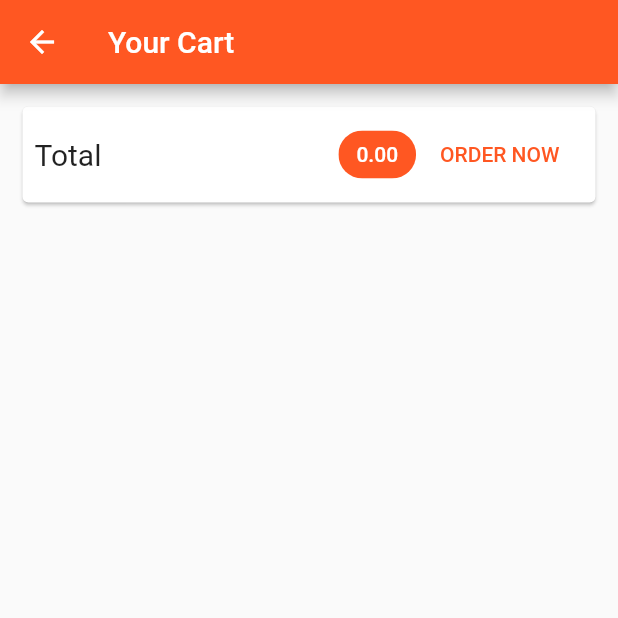
After one commit to TThishanth/EasyBuy, a Flutter app: the CartScreen screen opened by its route, on a phone screen of 412 x 824 dp, the top half of it. The commit adds this screen. Run offline on Flutter 3.47's test engine with Material 2 defaults, Android fonts, the phone set to English and light mode, and no system bars; our stand-ins replace cloud_firestore, firebase_auth, firebase_core, font_awesome_flutter, google_fonts, lottie; accounts and stored records are empty.

Commit message:
Fifth Commit

```diff
--- a/lib/providers/card_item_counter_provider.dart
+++ /dev/null
@@ -1,6 +0,0 @@
-import 'package:flutter/foundation.dart';
-
-class CartItemCounter extends ChangeNotifier {
-  int _counter = 1;
-  int get count => _counter;
-}
--- /dev/null
+++ b/lib/providers/card_provider.dart
@@ -0,0 +1,70 @@
+import 'package:flutter/foundation.dart';
+
+class CartItem {
+  final String id;
+  final String title;
+  final int quantity;
+  final double price;
+
+  CartItem({
+    @required this.id,
+    @required this.title,
+    @required this.quantity,
+    @required this.price,
+  });
+}
+
+class Cart with ChangeNotifier {
+  Map<String, CartItem> _items = {};
+
+  Map<String, CartItem> get items {
+    return {..._items};
+  }
+
+  void addItem(String productId, double price, String title) {
+    if (_items.containsKey(productId)) {
+      _items.update(
+        productId,
+        (existingCartItem) => CartItem(
+          id: existingCartItem.id,
+          title: existingCartItem.title,
+          price: existingCartItem.price,
+          quantity: existingCartItem.quantity + 1,
+        ),
+      );
+    } else {
+      _items.putIfAbsent(
+        productId,
+        () => CartItem(
+          id: DateTime.now().toString(),
+          title: title,
+          price: price,
+          quantity: 1,
+        ),
+      );
+    }
+    notifyListeners();
+  }
+
+  int get itemCount {
+    return _items.length;
+  }
+
+  double get totalAmount {
+    var total = 0.0;
+    _items.forEach((key, cartItem) {
+      total += cartItem.price * cartItem.quantity;
+    });
+    return total;
+  }
+
+  void removeItem(String productId) {
+    _items.remove(productId);
+    notifyListeners();
+  }
+
+  void clear() {
+    _items = {};
+    notifyListeners();
+  }
+}
--- /dev/null
+++ b/lib/providers/orders_provider.dart
@@ -0,0 +1,37 @@
+import 'package:eCommerce/providers/card_provider.dart';
+import 'package:flutter/foundation.dart';
+
+class OrderItem {
+  final String id;
+  final double amount;
+  final List<CartItem> products;
+  final DateTime dateTime;
+
+  OrderItem({
+    @required this.id,
+    @required this.amount,
+    @required this.products,
+    @required this.dateTime,
+  });
+}
+
+class Orders with ChangeNotifier {
+  List<OrderItem> _orders = [];
+
+  List<OrderItem> get orders {
+    return [..._orders];
+  }
+
+  void addOrder(List<CartItem> cartProducts, double total) {
+    _orders.insert(
+      0,
+      OrderItem(
+        id: DateTime.now().toString(),
+        amount: total,
+        dateTime: DateTime.now(),
+        products: cartProducts,
+      ),
+    );
+    notifyListeners();
+  }
+}
--- /dev/null
+++ b/lib/screens/user/cart_screen.dart
@@ -0,0 +1,77 @@
+import 'package:eCommerce/providers/card_provider.dart';
+import 'package:eCommerce/providers/orders_provider.dart';
+import 'package:eCommerce/widgets/cart_item_widget.dart';
+import 'package:flutter/material.dart';
+import 'package:provider/provider.dart';
+
+class CartScreen extends StatelessWidget {
+  static const routeName = '/cart';
+  @override
+  Widget build(BuildContext context) {
+    final cart = Provider.of<Cart>(context);
+    return SafeArea(
+      child: Scaffold(
+        appBar: AppBar(
+          title: Text('Your Cart'),
+        ),
+        body: Column(
+          children: [
+            Card(
+              margin: EdgeInsets.all(15.0),
+              child: Padding(
+                padding: const EdgeInsets.all(8.0),
+                child: Row(
+                  mainAxisAlignment: MainAxisAlignment.spaceBetween,
+                  children: [
+                    Text(
+                      'Total',
+                      style: TextStyle(
+                        fontSize: 20.0,
+                      ),
+                    ),
+                    Spacer(),
+                    Chip(
+                      label: Text(
+                        '${cart.totalAmount.toStringAsFixed(2)}',
+                        style: TextStyle(
+                          color: Colors.white,
+                        ),
+                      ),
+                      backgroundColor: Theme.of(context).primaryColor,
+                    ),
+                    FlatButton(
+                      child: Text('ORDER NOW'),
+                      onPressed: () {
+                        Provider.of<Orders>(context, listen: false).addOrder(
+                          cart.items.values.toList(),
+                          cart.totalAmount,
+                        );
+                        cart.clear();
+                      },
+                      textColor: Theme.of(context).primaryColor,
+                    ),
+                  ],
+                ),
+              ),
+            ),
+            SizedBox(
+              height: 10.0,
+            ),
+            Expanded(
+              child: ListView.builder(
+                itemCount: cart.itemCount,
+                itemBuilder: (context, index) => CartItemWidget(
+                  id: cart.items.values.toList()[index].id,
+                  productId: cart.items.keys.toList()[index],
+                  price: cart.items.values.toList()[index].price,
+                  quantity: cart.items.values.toList()[index].quantity,
+                  title: cart.items.values.toList()[index].title,
+                ),
+              ),
+            ),
+          ],
+        ),
+      ),
+    );
+  }
+}
--- a/pubspec.yaml
+++ b/pubspec.yaml
@@ -36,6 +36,7 @@ dependencies:
   font_awesome_flutter: ^8.10.0
   cloud_firestore: ^0.14.3+1
   provider: ^4.3.2+2
+  intl: ^0.16.1
 
 dev_dependencies:
   flutter_test:
```
Also changed, not shown: lib/main.dart (+12 -2 lines), lib/providers/products_provider.dart (+15 -0 lines), lib/screens/user/orders_screen.dart (added, +28 -0 lines), lib/screens/user/product_detail_screen.dart (+41 -3 lines), lib/screens/user/product_overview_screen.dart (+10 -11 lines), lib/widgets/cart_item_widget.dart (added, +64 -0 lines), lib/widgets/drawer_widget.dart (+43 -2 lines), lib/widgets/order_item_widget.dart (added, +75 -0 lines), lib/widgets/product_item_widget.dart (+25 -8 lines), pubspec.lock.
